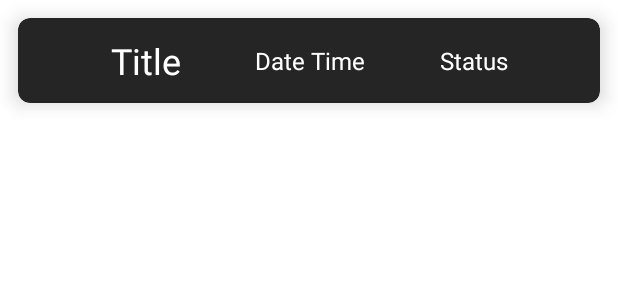
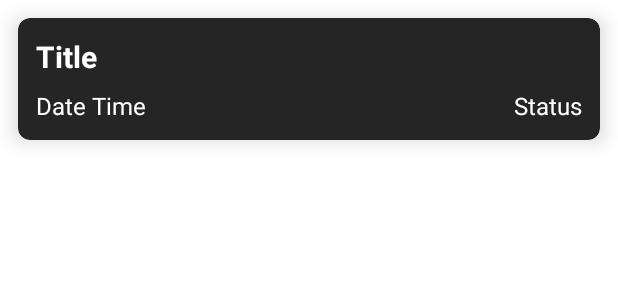
Before and after one commit to prateekthakur272/bunkmate-attandance-tracker, an Android app: the layout history_item_layout.xml on its own in the app's theme, with its tools: preview values and no code run, on a phone screen of 412 x 824 dp. Shown: the top 300 px of the screen. Run offline under Robolectric (Android 15) with nearby library versions, the phone set to English and light mode, and no system bars.

Commit message:
adds history activity

```diff
--- a/app/src/main/java/com/prateekthakur272/bunkmate/MainActivity.kt
+++ b/app/src/main/java/com/prateekthakur272/bunkmate/MainActivity.kt
@@ -103,9 +103,11 @@ class MainActivity : AppCompatActivity() {
             }
             R.id.about -> {
                 aboutDialog.show()
+                return true
             }
             R.id.history ->{
-
+                startActivity(Intent(this,HistoryActivity::class.java))
+                return true
             }
         }
         return super.onOptionsItemSelected(item)
--- /dev/null
+++ b/app/src/main/java/com/prateekthakur272/bunkmate/database/HistoryItem.kt
@@ -0,0 +1,3 @@
+package com.prateekthakur272.bunkmate.database
+
+data class HistoryItem(var title:String,var dateTime:String,var status:String)
--- a/app/src/main/res/layout/history_item_layout.xml
+++ b/app/src/main/res/layout/history_item_layout.xml
@@ -18,36 +18,36 @@
             android:layout_width="wrap_content"
             android:layout_height="wrap_content"
             android:text="@string/title"
-            android:textSize="24sp"
             android:textColor="@color/white"
-            app:layout_constraintBottom_toBottomOf="parent"
-            app:layout_constraintEnd_toStartOf="@+id/date_time"
+            android:textSize="20sp"
+            android:textStyle="bold"
             app:layout_constraintStart_toStartOf="parent"
-            app:layout_constraintTop_toTopOf="parent" />
+            app:layout_constraintTop_toTopOf="parent"
+            app:layout_constraintEnd_toEndOf="parent"
+            app:layout_constraintHorizontal_bias="0"
+            />
 
         <TextView
             android:id="@+id/date_time"
             android:layout_width="wrap_content"
             android:layout_height="wrap_content"
             android:text="@string/date_time"
+            android:textColor="@color/white"
             android:textSize="16sp"
-            android:textColor="@color/white"
+            android:layout_marginTop="8dp"
             app:layout_constraintBottom_toBottomOf="parent"
-            app:layout_constraintEnd_toStartOf="@+id/status"
-            app:layout_constraintStart_toEndOf="@+id/title"
-            app:layout_constraintTop_toTopOf="parent" />
+            app:layout_constraintStart_toStartOf="parent"
+            app:layout_constraintTop_toBottomOf="@id/title" />
 
         <TextView
             android:id="@+id/status"
             android:layout_width="wrap_content"
             android:layout_height="wrap_content"
             android:text="@string/status"
+            android:textColor="@color/white"
             android:textSize="16sp"
-            android:textColor="@color/white"
-            app:layout_constraintBottom_toBottomOf="parent"
-            app:layout_constraintEnd_toEndOf="parent"
-            app:layout_constraintStart_toEndOf="@+id/date_time"
-            app:layout_constraintTop_toTopOf="parent" />
+            app:layout_constraintBaseline_toBaselineOf="@+id/date_time"
+            app:layout_constraintEnd_toEndOf="parent" />
 
 
     </androidx.constraintlayout.widget.ConstraintLayout>
```
Also changed, not shown: app/src/main/AndroidManifest.xml (+7 -3 lines), app/src/main/java/com/prateekthakur272/bunkmate/HistoryActivity.kt (added, +21 -0 lines), app/src/main/java/com/prateekthakur272/bunkmate/adapters/HistoryItemAdapter.kt (+24 -1 lines), app/src/main/res/layout/activity_history.xml (added, +13 -0 lines).
